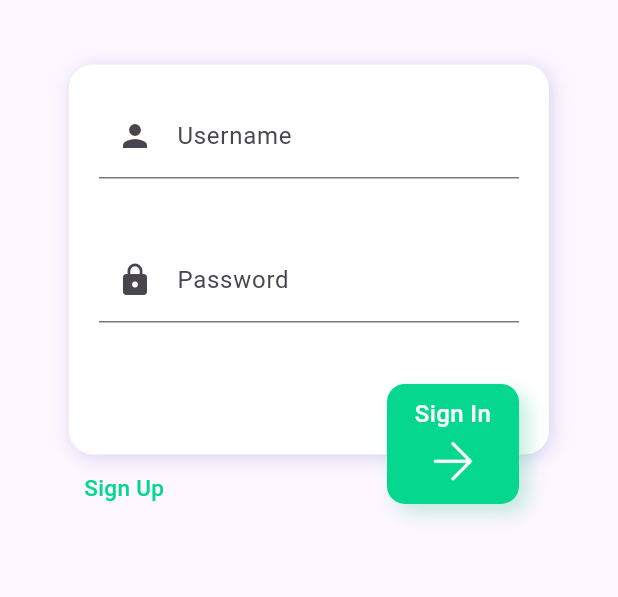
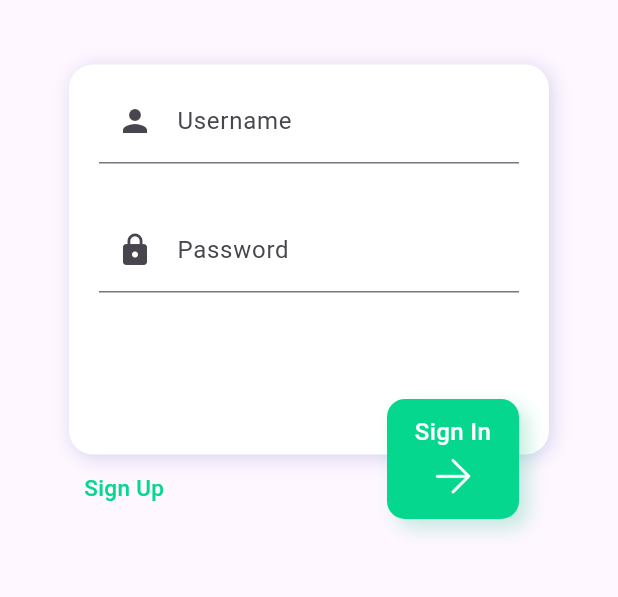
Before and after one commit to omnilaboratory/OBWallet-iOS, a Flutter app: the screen it shows after launch, on a phone screen of 412 x 824 dp, the part 532-1129 px from its top. Run offline on Flutter 3.47's test engine with Material 2 defaults, Android fonts, the phone set to English and light mode, and no system bars; our stand-ins replace device_info_plus, dio, fixnum, flutter_dash, fluttertoast, image_picker and 2 more; missing offline and left inert: grpc, protobuf; key blocks and very long unbroken strings in the code were emptied for the run.

Commit message:
review code

```diff
--- a/lib/logins/login.dart
+++ b/lib/logins/login.dart
@@ -106,7 +106,7 @@ class _LoginState extends State<Login> {
               ],
             ),
             Padding(
-              padding: const EdgeInsets.only(bottom: 20, right: 20),
+              padding: const EdgeInsets.only(bottom: 10, right: 20),
               child: buildLoginBtn(context),
             )
           ])
@@ -158,8 +158,8 @@ class _LoginState extends State<Login> {
               ),
               Image(
                 image: AssetImage("asset/images/btn_arrow-right.png"),
-                width: 40,
-                height: 40,
+                width: 36,
+                height: 36,
               )
             ]),
       ),
@@ -168,7 +168,7 @@ class _LoginState extends State<Login> {
 
   Widget buildInputFields() {
     return Container(
-      padding: const EdgeInsets.only(left: 20, right: 20, top: 20),
+      padding: const EdgeInsets.only(left: 20, right: 20, top: 10),
       child: Form(
         key: _formKey,
         child: Column(
@@ -185,7 +185,7 @@ class _LoginState extends State<Login> {
                 return v!.trim().isNotEmpty ? null : "wrong username";
               },
             ),
-            const SizedBox(height: 40),
+            const SizedBox(height: 30),
             TextFormField(
               controller: _pswController,
               decoration: const InputDecoration(
```
